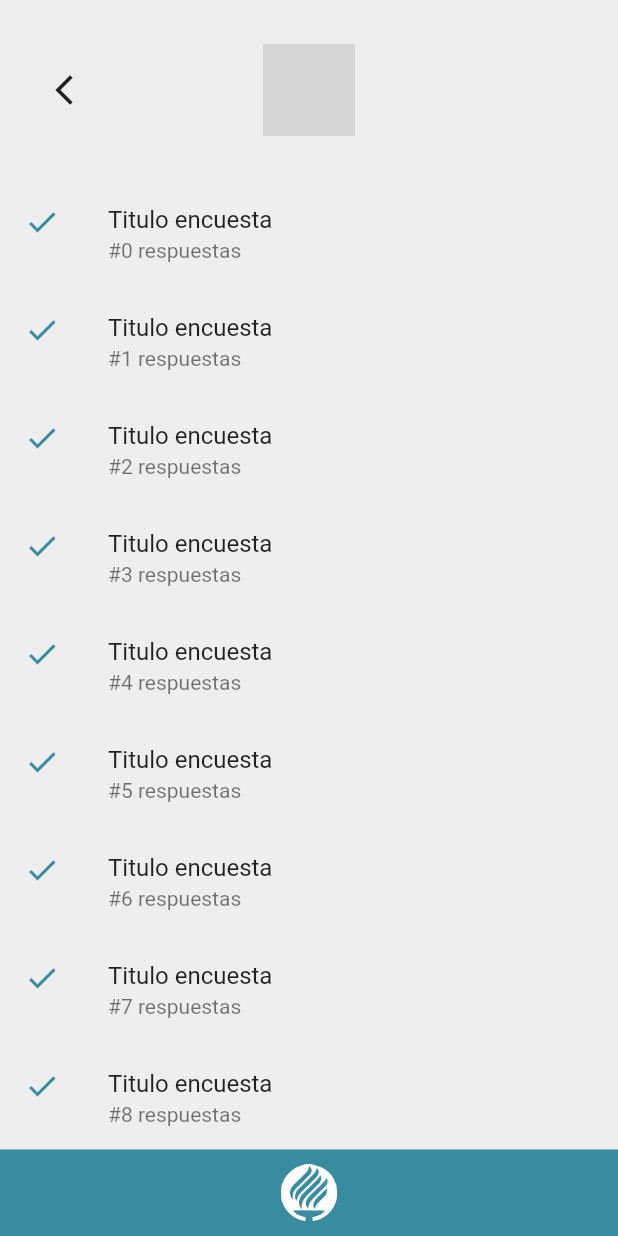
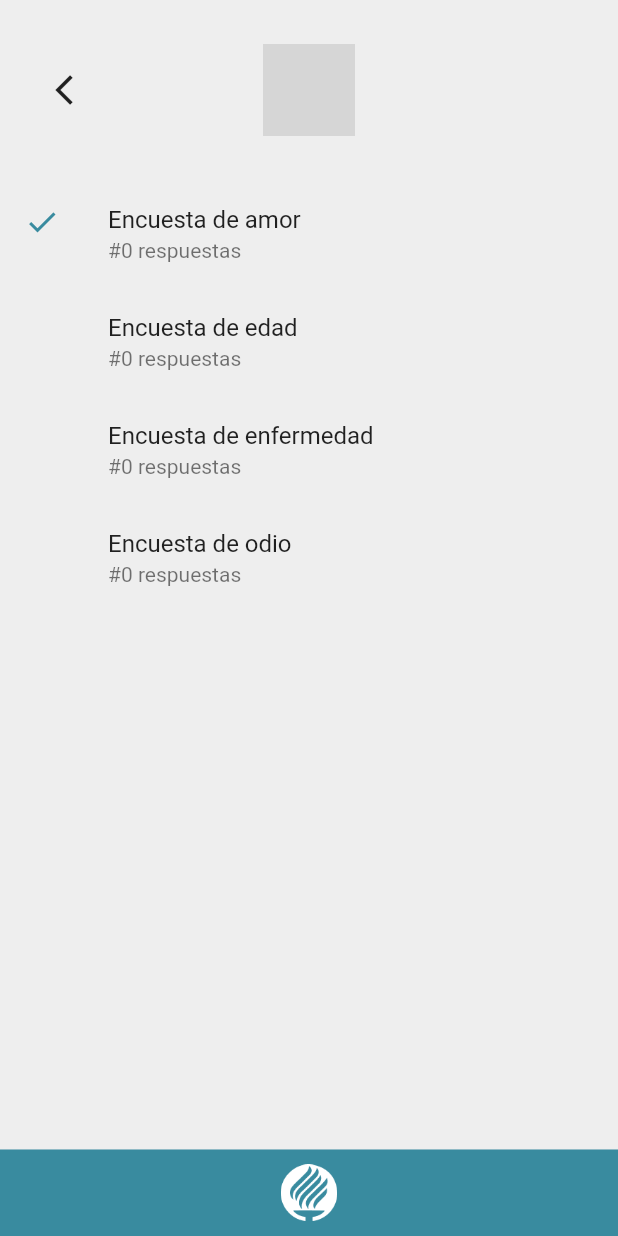
Before and after one commit to MIKEGUIJARRO/SGC, a Flutter app: the ChangeSurveyScreen screen opened by its route, on a phone screen of 412 x 824 dp. Run offline on Flutter 3.47's test engine with Material 2 defaults, Android fonts, the phone set to English and light mode, and no system bars; our stand-ins replace flutter_swiper, hex; grey boxes are pictures that could not be loaded.

```diff
--- a/lib/main.dart
+++ b/lib/main.dart
@@ -7,6 +7,7 @@ import './screens/home_screen.dart';
 import './screens/question_screen.dart';
 import './screens/create_survey_screen.dart';
 import './provider/survey_holder.dart';
+import './provider/surveys.dart';
 import './screens/change_survey_screen.dart';
 
 void main() => runApp(MyApp());
@@ -14,7 +15,6 @@ void main() => runApp(MyApp());
 class MyApp extends StatelessWidget {
   @override
   Widget build(BuildContext context) {
-
     return MultiProvider(
       providers: [
         ChangeNotifierProvider.value(
@@ -22,7 +22,8 @@ class MyApp extends StatelessWidget {
         ),
         ChangeNotifierProvider.value(
           value: Survey(),
-        )
+        ),
+        ChangeNotifierProvider.value(value: Surveys())
       ],
       child: MaterialApp(
         title: 'Flutter Demo',
--- a/lib/models/survey_model.dart
+++ b/lib/models/survey_model.dart
@@ -5,8 +5,9 @@ class SurveyModel {
   String title;
   int counter;
   List<Map<String, dynamic>> itemQuestions;
+  bool isSelected;
   //En itemQuestion almacenamos los valores de las multiples
   //respuestas obtenidas de acuerdo a cada pregunta disponible
 
-  SurveyModel({this.id, this.title, this.counter, this.itemQuestions});
+  SurveyModel({this.id, this.title, this.counter, this.isSelected, this.itemQuestions});
 }
--- a/lib/provider/survey.dart
+++ b/lib/provider/survey.dart
@@ -45,6 +45,9 @@ class Survey with ChangeNotifier {
     //Se agregan las respuestas de manera local y en la nube
     //Cada indice de pregunta pasa su indice de respuesta
     for (int i = 0; i < responses.length; i++) {
+      if (responses[i] == null) {
+        responses[i] = 0.5;
+      }
       _surveyModel.itemQuestions[i]["responses"].add(responses[i]);
     }
     notifyListeners();
--- /dev/null
+++ b/lib/provider/surveys.dart
@@ -0,0 +1,97 @@
+import 'package:flutter/material.dart';
+
+import '../models/survey_model.dart';
+
+class Surveys with ChangeNotifier {
+  List<SurveyModel> _surveysModel = [
+    SurveyModel(
+      id: "0102",
+      title: "Encuesta de amor",
+      counter: 50,
+      isSelected: true,
+      itemQuestions: [
+        {"question": "Pregunta 1", "responses": []},
+        {"question": "Pregunta 2", "responses": []},
+        {"question": "Pregunta 3", "responses": []}
+      ]),
+      SurveyModel(
+      id: "0103",
+      title: "Encuesta de edad",
+      counter: 20,
+      isSelected: false,
+      itemQuestions: [
+        {"question": "Pregunta 1", "responses": []},
+        {"question": "Pregunta 2", "responses": []},
+        {"question": "Pregunta 3", "responses": []}
+      ]),
+      SurveyModel(
+      id: "0104",
+      title: "Encuesta de enfermedad",
+      counter: 0,
+      isSelected: false,
+      itemQuestions: [
+        {"question": "Pregunta 1", "responses": []},
+        {"question": "Pregunta 2", "responses": []},
+        {"question": "Pregunta 3", "responses": []}
+      ]),
+      SurveyModel(
+      id: "0107",
+      title: "Encuesta de odio",
+      counter: 1,
+      isSelected: false,
+      itemQuestions: [
+        {"question": "Pregunta 1", "responses": []},
+        {"question": "Pregunta 2", "responses": []},
+        {"question": "Pregunta 3", "responses": []}
+      ])
+  ];
+
+  List<SurveyModel> get surveys {
+    return [..._surveysModel];
+  }
+
+  void addSurvey(
+      {@required String id,
+      @required String title,
+      int counter = 0,
+      @required List<String> questions}) {
+
+    _surveysModel.forEach((survey) => survey.isSelected = false);
+
+    _surveysModel.add(SurveyModel(
+        id: id,
+        title: title,
+        counter: counter,
+        isSelected: true,
+        itemQuestions: questions
+            .map((question) => {"question": question, "responses": []})
+            .toList()));
+
+            print("SurveysModelLength: ${_surveysModel.length}");
+    notifyListeners();
+  }
+
+  void removeSurvey(String id) {
+    final surveyRemoved = _surveysModel.firstWhere((survey)=>survey.id == id);
+    _surveysModel.remove(surveyRemoved);
+    notifyListeners();
+  }
+
+  void selectSurvey(String id) {
+    for (int i = 0;i < _surveysModel.length;i++) {
+      _surveysModel[i].isSelected = false;
+    }
+    for (int i = 0; i < _surveysModel.length; i++) {
+      if (_surveysModel[i].id == id) {
+        _surveysModel[i].isSelected = true;
+        notifyListeners();
+        return;
+      }
+    }
+  }
+
+
+  void fetchAndGetSurveys() {
+
+  }
+}
--- a/lib/screens/change_survey_screen.dart
+++ b/lib/screens/change_survey_screen.dart
@@ -1,51 +1,76 @@
 import 'package:flutter/material.dart';
+import 'package:provider/provider.dart';
 
 import '../constants/size_config.dart';
 import '../widgets/bottom_bar_tec.dart';
 import '../widgets/custom_app_bar.dart';
 
-class ChangeSurveyScreen extends StatefulWidget {
+import '../provider/surveys.dart';
+
+class ChangeSurveyScreen extends StatelessWidget {
   static const routeName = "/change_survey";
 
-  @override
-  _ChangeSurveyScreenState createState() => _ChangeSurveyScreenState();
-}
+  final GlobalKey<ScaffoldState> _scaffoldState = GlobalKey<ScaffoldState>();
 
-class _ChangeSurveyScreenState extends State<ChangeSurveyScreen> {
+  void _showSnackBar(String text, Color color) {
+    //Muestra si existe un textfield vacio.
+    final snackBar = SnackBar(
+      content: Text(text),
+      backgroundColor: color,
+    );
+    _scaffoldState.currentState.showSnackBar(snackBar);
+  }
+
   Widget _listBuilder(
-    BuildContext ctx,
-    int index,
-  ) {
+      {BuildContext ctx,
+      int index,
+      String title,
+      bool isSelected,
+      int responses,
+      String id}) {
     return Dismissible(
-      key: ValueKey(index),
+      key: ValueKey("$index$title"),
       background: Container(
         padding: EdgeInsets.only(
           right: SizeConfig.safeBlockHorizontal * 8,
         ),
-        color: Colors.red[300],
+        color: isSelected ? Theme.of(ctx).accentColor : Colors.red[300],
         child: Row(
           crossAxisAlignment: CrossAxisAlignment.center,
           mainAxisAlignment: MainAxisAlignment.end,
           children: <Widget>[
             Icon(
-              Icons.delete,
+              isSelected ? Icons.check_circle : Icons.delete,
               color: Colors.white,
             )
           ],
         ),
       ),
-      onDismissed: (direction) => print(direction),
+      confirmDismiss: (direction) async {
+        if (isSelected == true){
+          _showSnackBar("No se pueden eliminar las encuestas seleccionadas",
+              Colors.grey[800]);
+          return false;
+        }
+        return true;
+      },
+      onDismissed: (direction) => Provider.of<Surveys>(ctx, listen: false).removeSurvey(id),
       direction: DismissDirection.endToStart,
       child: InkWell(
-        onTap: () => print("ontap"),
+        onTap: () => Provider.of<Surveys>(ctx, listen: false).selectSurvey(id),
         focusColor: Colors.black12,
         child: ListTile(
-          leading: Icon(
-            Icons.check,
-            color: Theme.of(context).accentColor,
-          ),
-          title: Text("Titulo encuesta"),
-          subtitle: Text("#$index respuestas"),
+          leading: isSelected
+              ? Icon(
+                  Icons.check,
+                  color: Theme.of(ctx).accentColor,
+                )
+              : Icon(
+                  null,
+                  color: Theme.of(ctx).accentColor,
+                ),
+          title: Text(title),
+          subtitle: Text("#$responses respuestas"),
         ),
       ),
     );
@@ -53,7 +78,10 @@ class _ChangeSurveyScreenState extends State<ChangeSurveyScreen> {
 
   @override
   Widget build(BuildContext context) {
+    final surveysData = Provider.of<Surveys>(context);
+
     return Scaffold(
+      key: _scaffoldState,
       appBar: CustomAppBar(
         isLeftEnabled: true,
         isRightEnabled: false,
@@ -69,8 +97,16 @@ class _ChangeSurveyScreenState extends State<ChangeSurveyScreen> {
         children: <Widget>[
           Expanded(
               child: ListView.builder(
-            itemCount: 10,
-            itemBuilder: (ctx, i) => _listBuilder(ctx, i),
+            itemCount: surveysData.surveys.length,
+            itemBuilder: (ctx, i) => _listBuilder(
+              ctx: ctx,
+              index: i,
+              isSelected: surveysData.surveys[i].isSelected,
+              responses:
+                  surveysData.surveys[i].itemQuestions[0]["responses"].length,
+              title: surveysData.surveys[i].title,
+              id: surveysData.surveys[i].id,
+            ),
           )),
           BottomBarTec()
         ],
```
Also changed, not shown: lib/screens/create_survey_screen.dart (+7 -2 lines).
